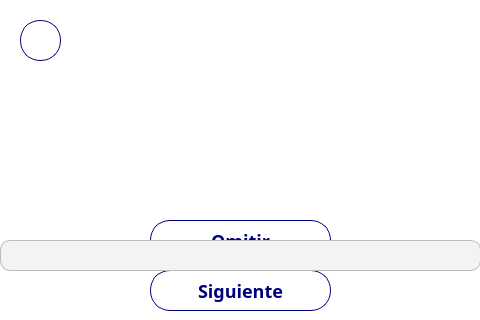
First picture: the form in src/views/Calibration.ui, repository Giocerz/water_quality_rpi, before the edit.
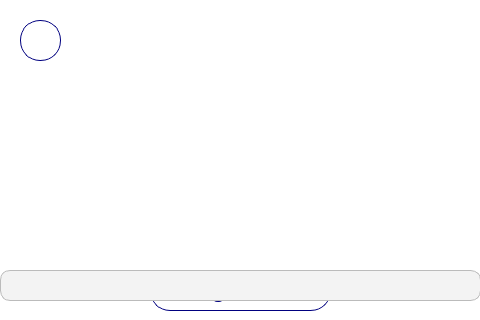
Second picture: the form after the edit.

Commit message:
add: voltage shows in calibration process
change: 98 NTU to 16.6 NTU

What changed in the file:
```diff
--- a/src/views/Calibration.ui
+++ b/src/views/Calibration.ui
@@ -111,7 +111,7 @@
     <property name="geometry">
      <rect>
       <x>0</x>
-      <y>240</y>
+      <y>270</y>
       <width>481</width>
       <height>31</height>
      </rect>
@@ -137,6 +137,23 @@
      <bool>false</bool>
     </property>
    </widget>
+   <widget class="QLabel" name="showVoltLbl">
+    <property name="geometry">
+     <rect>
+      <x>60</x>
+      <y>211</y>
+      <width>361</width>
+      <height>51</height>
+     </rect>
+    </property>
+    <property name="styleSheet">
+     <string notr="true">font-size: 18pt;
+color: rgb(213, 213, 213);</string>
+    </property>
+    <property name="text">
+     <string/>
+    </property>
+   </widget>
   </widget>
  </widget>
  <resources/>
```
The commit also changes 4 other files.
